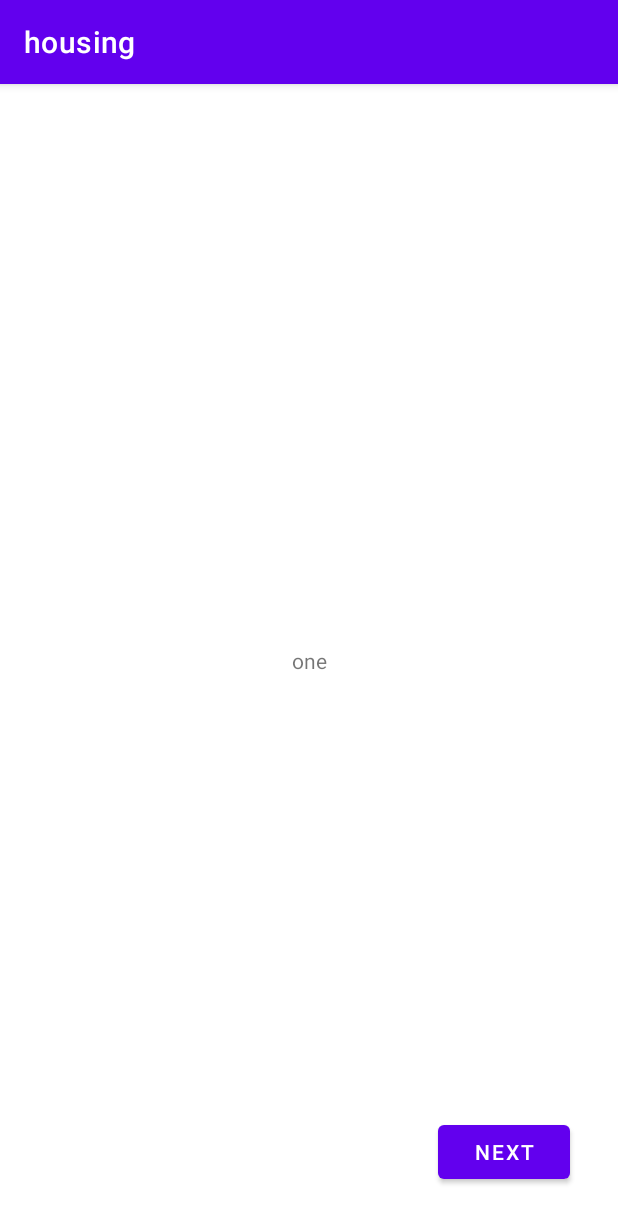
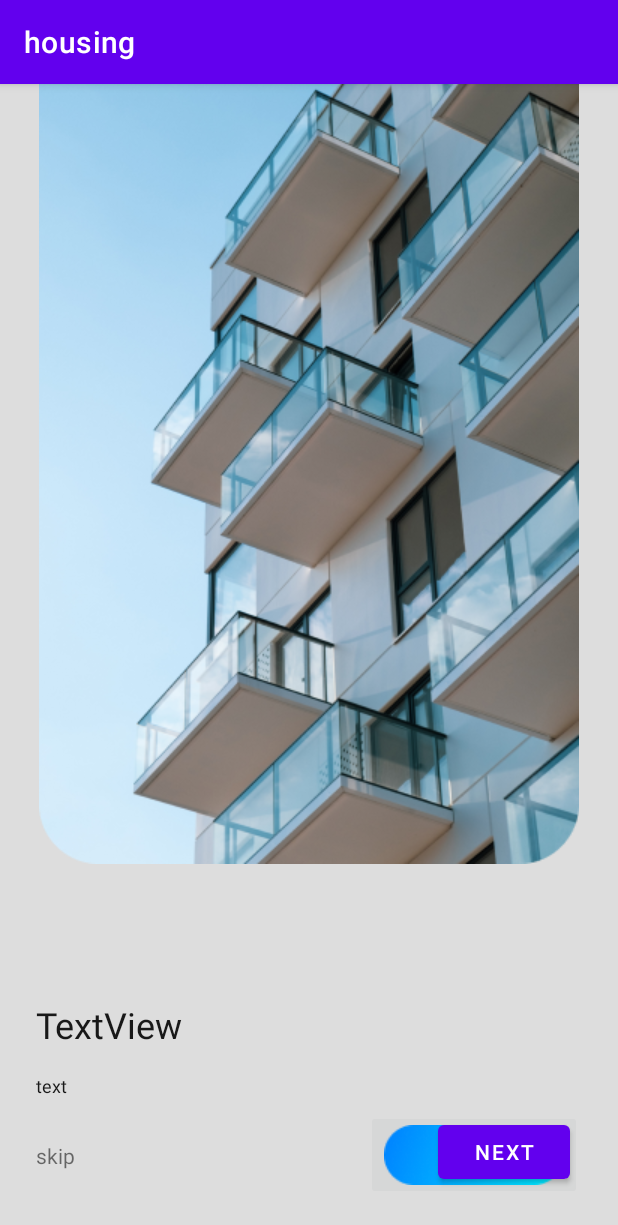
Before and after one commit to teja5/housing, an Android app: the screen it shows after launch (WelcomeActivity), on a phone screen of 412 x 824 dp. Shown: the top 1225 px of the screen. Run offline under Robolectric (Android 15) with nearby library versions, the light colour scheme and no system bars.

Commit message:
added ui initial

```diff
--- a/app/src/main/AndroidManifest.xml
+++ b/app/src/main/AndroidManifest.xml
@@ -4,6 +4,7 @@
 
     <application
         android:allowBackup="true"
+        android:networkSecurityConfig="@xml/network_security_config"
         android:icon="@mipmap/ic_launcher"
         android:label="@string/app_name"
         android:roundIcon="@mipmap/ic_launcher_round"
--- a/app/src/main/java/com/vk/housing/data/HousingDataSource.java
+++ b/app/src/main/java/com/vk/housing/data/HousingDataSource.java
@@ -1,4 +1,10 @@
 package com.vk.housing.data;
 
+import com.vk.housing.util.ResultCallBackListener;
+
+import java.util.Map;
+
 public interface HousingDataSource {
+
+    void signup(Map<String, String> signUpMap, ResultCallBackListener resultCallBackListener);
 }
--- a/app/src/main/java/com/vk/housing/data/remote/HousingApiInterface.java
+++ b/app/src/main/java/com/vk/housing/data/remote/HousingApiInterface.java
@@ -15,9 +15,9 @@ import retrofit2.http.Url;
 
 public interface HousingApiInterface {
 
-//    // Login call
-//    @POST("users/authenticate")
-//    Call<LoginResponse> login(@Body Map<String, String> loginData);
+    // Login call
+    @POST("user/signup")
+    Call<Object> signUp(@Body Map<String, String> loginData);
 //
 //    // Reset call first Login
 //    @PUT("users/reset_firstlogin")
--- a/app/src/main/res/layout/slider_item.xml
+++ b/app/src/main/res/layout/slider_item.xml
@@ -3,7 +3,8 @@
     xmlns:app="http://schemas.android.com/apk/res-auto"
     xmlns:tools="http://schemas.android.com/tools"
     android:layout_width="match_parent"
-    android:layout_height="match_parent">
+    android:layout_height="match_parent"
+    android:background="@color/background">
 
     <TextView
         android:id="@+id/tv_slider"
@@ -14,4 +15,62 @@
         app:layout_constraintEnd_toEndOf="parent"
         app:layout_constraintStart_toStartOf="parent"
         app:layout_constraintTop_toTopOf="parent" />
+
+    <ImageView
+        android:id="@+id/iv_slide"
+        android:layout_width="match_parent"
+        android:layout_height="wrap_content"
+        app:layout_constraintEnd_toEndOf="parent"
+        app:layout_constraintStart_toStartOf="parent"
+        app:layout_constraintTop_toTopOf="parent"
+        app:srcCompat="@drawable/slide_1" />
+
+    <ImageButton
+        android:id="@+id/iv_btn_next"
+        android:layout_width="wrap_content"
+        android:layout_height="wrap_content"
+        android:layout_marginEnd="24dp"
+        android:layout_marginBottom="24dp"
+        android:text="@string/next"
+        app:layout_constraintBottom_toBottomOf="parent"
+        app:layout_constraintEnd_toEndOf="parent"
+        app:srcCompat="@drawable/next" />
+
+    <TextView
+        android:id="@+id/iv_skip"
+        android:layout_width="wrap_content"
+        android:layout_height="wrap_content"
+        android:layout_marginStart="24dp"
+        android:text="@string/skip"
+        android:style="@style/skip"
+        app:layout_constraintBottom_toBottomOf="@+id/iv_btn_next"
+        app:layout_constraintStart_toStartOf="parent"
+        app:layout_constraintTop_toTopOf="@+id/iv_btn_next" />
+
+    <TextView
+        android:id="@+id/tv_slider_two"
+        style="@style/slider_text_two"
+        android:layout_width="wrap_content"
+        android:layout_height="wrap_content"
+        android:layout_marginStart="24dp"
+        android:layout_marginEnd="24dp"
+        android:layout_marginBottom="8dp"
+        android:text="text"
+        app:layout_constraintBottom_toTopOf="@+id/iv_btn_next"
+        app:layout_constraintEnd_toEndOf="parent"
+        app:layout_constraintHorizontal_bias="0.0"
+        app:layout_constraintStart_toStartOf="parent" />
+
+    <TextView
+        android:id="@+id/tv_slider_one"
+        android:layout_width="wrap_content"
+        android:layout_height="wrap_content"
+        android:layout_marginStart="24dp"
+        android:layout_marginBottom="16dp"
+        android:text="TextView"
+        style="@style/slider_text_one"
+        app:layout_constraintBottom_toTopOf="@+id/tv_slider_two"
+        app:layout_constraintEnd_toEndOf="parent"
+        app:layout_constraintHorizontal_bias="0.0"
+        app:layout_constraintStart_toStartOf="parent" />
 </androidx.constraintlayout.widget.ConstraintLayout>
--- a/app/src/main/res/values/colors.xml
+++ b/app/src/main/res/values/colors.xml
@@ -7,4 +7,8 @@
     <color name="teal_700">#FF018786</color>
     <color name="black">#FF000000</color>
     <color name="white">#FFFFFFFF</color>
+    <color name="blue">#0080FF</color>
+    <color name="bla">#181818</color>
+    <color name="whi">#F9F9F9</color>
+    <color name="background">#DDDDDD</color>
 </resources>
--- a/app/src/main/res/values/strings.xml
+++ b/app/src/main/res/values/strings.xml
@@ -4,4 +4,8 @@
     <string name="next">Next</string>
     <!-- TODO: Remove or change this placeholder text -->
     <string name="hello_blank_fragment">Hello blank fragment</string>
+    <string name="skip">skip</string>
+    <string name="slide_one_text">Find the home of your dreams</string>
+    <string name="slide_one_text_two">Your one click destination to find your dream home around the corner.</string>
+
 </resources>
--- a/app/src/main/res/values/themes.xml
+++ b/app/src/main/res/values/themes.xml
@@ -13,4 +13,20 @@
         <item name="android:statusBarColor" tools:targetApi="l">?attr/colorPrimaryVariant</item>
         <!-- Customize your theme here. -->
     </style>
+    <style name="skip">
+        <item name="android:textSize">12sp</item>
+        <item name="android:textColor">#80181818</item>
+    </style>
+    <style name="next">
+        <item name="android:textSize">12sp</item>
+        <item name="android:textColor">#F9F9F9</item>
+    </style>
+    <style name="slider_text_one">
+        <item name="android:textSize">24sp</item>
+        <item name="android:textColor">#181818</item>
+    </style>
+    <style name="slider_text_two">
+        <item name="android:textSize">12sp</item>
+        <item name="android:textColor">#181818</item>
+    </style>
 </resources>
```
Also changed, not shown: app/src/main/java/com/vk/housing/authentication/FragmentLogin.java (+24 -0 lines), app/src/main/java/com/vk/housing/data/HousingRepository.java (+9 -0 lines), app/src/main/java/com/vk/housing/data/remote/HousingClient.java (+6 -6 lines), app/src/main/java/com/vk/housing/data/remote/HousingRemoteDataRepository.java (+22 -0 lines), app/src/main/java/com/vk/housing/data/remote/HousingRepository.java (+7 -0 lines), app/src/main/java/com/vk/housing/util/ResultCallBackListener.java (added, +8 -0 lines), app/src/main/res/xml/network_security_config.xml (added, +11 -0 lines), app/src/main/res/drawable/next.png (added), app/src/main/res/drawable/slide_1.png (added), app/src/main/res/drawable/slide_2.png (added), app/src/main/res/drawable/slide_3.png (added).
